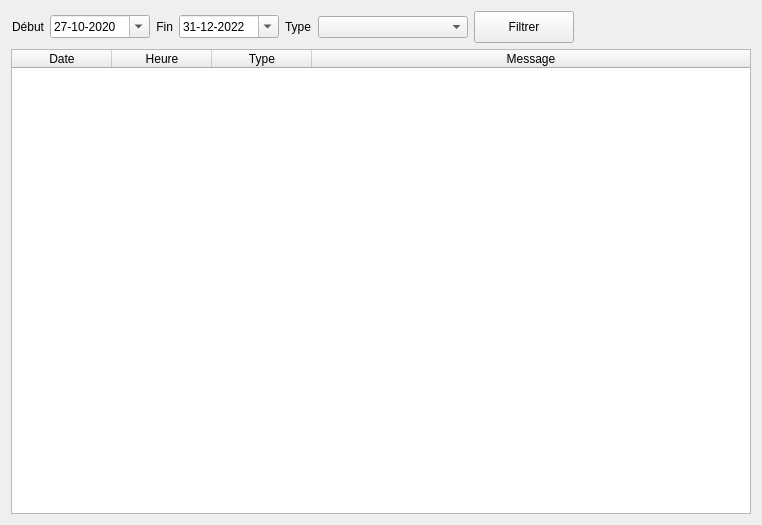
Before: the Qt Designer form client/src/widgets/LogViewWidget.ui in introlab/openteraplus, drawn with Qt 5.
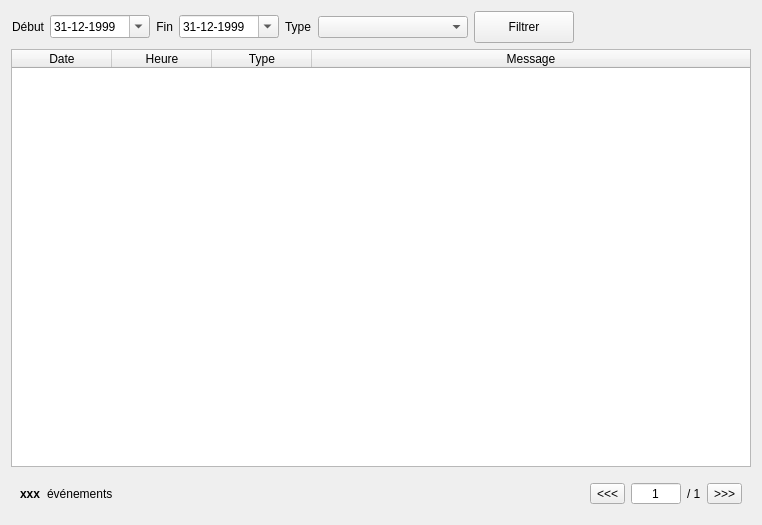
After: the same form once the commit is applied. Icons and pictures are not drawn.

```diff
--- a/client/src/widgets/LogViewWidget.ui
+++ b/client/src/widgets/LogViewWidget.ui
@@ -57,9 +57,9 @@
        </property>
        <property name="date">
         <date>
-         <year>2020</year>
-         <month>10</month>
-         <day>27</day>
+         <year>1999</year>
+         <month>12</month>
+         <day>31</day>
         </date>
        </property>
       </widget>
@@ -94,16 +94,6 @@
        <property name="showGroupSeparator" stdset="0">
         <bool>false</bool>
        </property>
-       <property name="minimumDateTime">
-        <datetime>
-         <hour>0</hour>
-         <minute>0</minute>
-         <second>0</second>
-         <year>2020</year>
-         <month>9</month>
-         <day>14</day>
-        </datetime>
-       </property>
        <property name="displayFormat">
         <string>dd-MM-yyyy</string>
        </property>
@@ -115,7 +105,7 @@
        </property>
        <property name="date">
         <date>
-         <year>2022</year>
+         <year>1999</year>
          <month>12</month>
          <day>31</day>
         </date>
@@ -222,6 +212,116 @@
      </column>
     </widget>
    </item>
+   <item>
+    <widget class="QFrame" name="frameNav">
+     <layout class="QHBoxLayout" name="horizontalLayout_2">
+      <item>
+       <widget class="QLabel" name="lblEntriesCount">
+        <property name="font">
+         <font>
+          <bold>true</bold>
+         </font>
+        </property>
+        <property name="text">
+         <string>xxx</string>
+        </property>
+       </widget>
+      </item>
+      <item>
+       <widget class="QLabel" name="lblEntries">
+        <property name="text">
+         <string>événements</string>
+        </property>
+       </widget>
+      </item>
+      <item>
+       <spacer name="horizontalSpacer_2">
+        <property name="orientation">
+         <enum>Qt::Horizontal</enum>
+        </property>
+        <property name="sizeHint" stdset="0">
+         <size>
+          <width>40</width>
+          <height>20</height>
+         </size>
+        </property>
+       </spacer>
+      </item>
+      <item>
+       <widget class="QToolButton" name="btnPrevPage">
+        <property name="cursor">
+         <cursorShape>PointingHandCursor</cursorShape>
+        </property>
+        <property name="text">
+         <string>&lt;&lt;&lt;</string>
+        </property>
+        <property name="icon">
+         <iconset resource="../../resources/TeraClient.qrc">
+          <normaloff>:/controls/branch_left.png</normaloff>:/controls/branch_left.png</iconset>
+        </property>
+        <property name="iconSize">
+         <size>
+          <width>20</width>
+          <height>20</height>
+         </size>
+        </property>
+       </widget>
+      </item>
+      <item>
+       <widget class="QSpinBox" name="spinPage">
+        <property name="minimumSize">
+         <size>
+          <width>50</width>
+          <height>0</height>
+         </size>
+        </property>
+        <property name="alignment">
+         <set>Qt::AlignCenter</set>
+        </property>
+        <property name="buttonSymbols">
+         <enum>QAbstractSpinBox::NoButtons</enum>
+        </property>
+        <property name="accelerated">
+         <bool>true</bool>
+        </property>
+        <property name="minimum">
+         <number>1</number>
+        </property>
+        <property name="stepType">
+         <enum>QAbstractSpinBox::DefaultStepType</enum>
+        </property>
+       </widget>
+      </item>
+      <item>
+       <widget class="QLabel" name="lblTotalPages">
+        <property name="text">
+         <string>/ 1</string>
+        </property>
+       </widget>
+      </item>
+      <item>
+       <widget class="QToolButton" name="btnNextPage">
+        <property name="cursor">
+         <cursorShape>PointingHandCursor</cursorShape>
+        </property>
+        <property name="text">
+         <string>&gt;&gt;&gt;</string>
+        </property>
+        <property name="icon">
+         <iconset resource="../../resources/TeraClient.qrc">
+          <normaloff>:/controls/branch_closed.png</normaloff>:/controls/branch_closed.png</iconset>
+        </property>
+        <property name="iconSize">
+         <size>
+          <width>20</width>
+          <height>20</height>
+         </size>
+        </property>
+       </widget>
+      </item>
+     </layout>
+    </widget>
+   </item>
   </layout>
  </widget>
  <resources>
```
Left out of the diff: 2 changed lines with no effect on the pictures.
